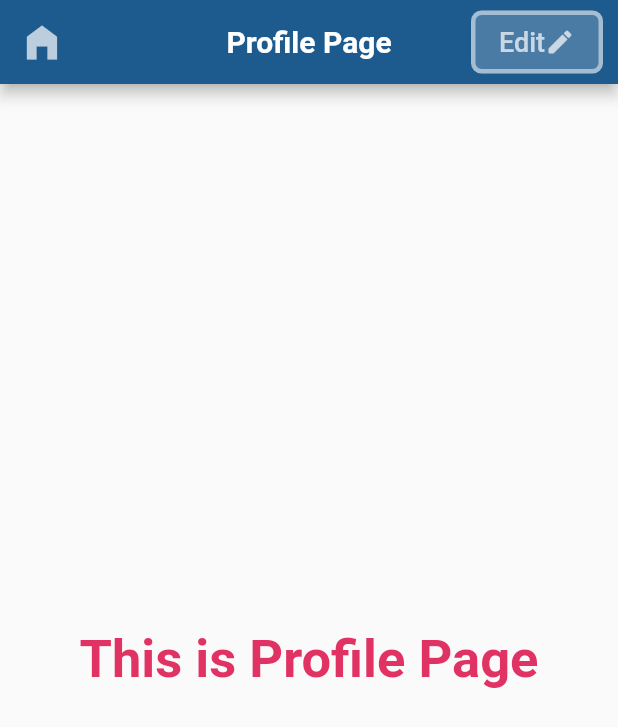
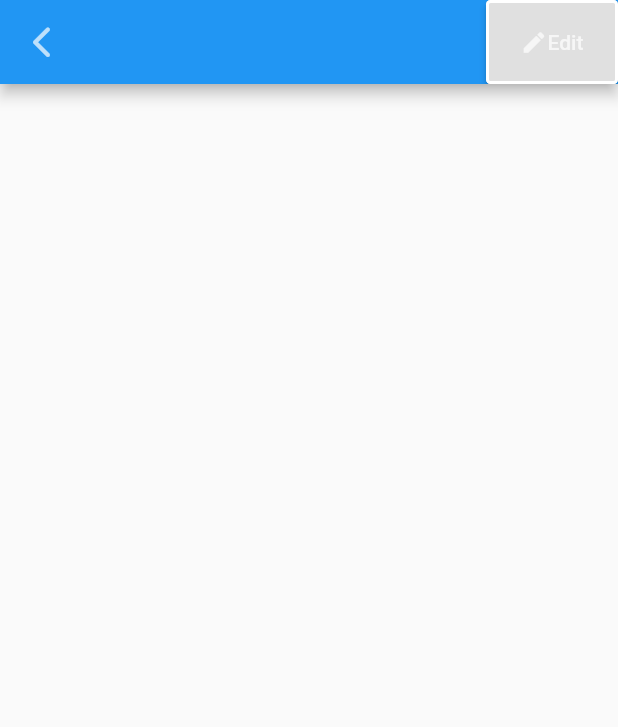
Before and after one commit to arman-arif/learing_flutter_and_dart, a Flutter app: the ProfilePage screen opened directly, on a phone screen of 412 x 824 dp. Shown: the top 727 px of the screen. Run offline on Flutter 3.47's test engine with Material 2 defaults, Android fonts, the phone set to English and light mode, and no system bars.

Commit message:
app bar complete

```diff
--- a/flutter_projects/second_app/lib/profile_page.dart
+++ b/flutter_projects/second_app/lib/profile_page.dart
@@ -1,7 +1,7 @@
 import 'package:flutter/material.dart';
 import 'package:flutter/cupertino.dart';
+import 'package:second_app/edit_profile.dart';
 import 'package:second_app/splash_screen.dart';
-import 'package:second_app/edit_profile.dart';
 
 class ProfilePage extends StatefulWidget {
   const ProfilePage({Key key}) : super(key: key);
@@ -15,17 +15,43 @@ class _ProfilePageState extends State<ProfilePage> {
   Widget build(BuildContext context) {
     return Scaffold(
       appBar: AppBar(
-        title: Text(
-          "Profile Page",
-          style: TextStyle(
-            color: Colors.white,
-            fontSize: 20,
-            fontWeight: FontWeight.w600,
+        actions: [
+          RaisedButton(
+            onPressed: () {
+              Navigator.push(
+                context,
+                MaterialPageRoute(
+                  builder: (context) => EditPage(),
+                ),
+              );
+            },
+            shape: RoundedRectangleBorder(
+              borderRadius: BorderRadius.circular(3),
+              side: BorderSide(
+                width: 2,
+                color: Colors.white,
+                style: BorderStyle.solid,
+              ),
+            ),
+            padding: EdgeInsets.symmetric(horizontal: 5, vertical: 3),
+            child: Row(
+              mainAxisAlignment: MainAxisAlignment.spaceAround,
+              children: [
+                Icon(
+                  Icons.create,
+                  size: 18,
+                  color: Colors.white70,
+                ),
+                Text(
+                  "Edit",
+                  style: TextStyle(
+                    color: Colors.white70,
+                  ),
+                )
+              ],
+            ),
           ),
-          textAlign: TextAlign.center,
-        ),
-        backgroundColor: Color.fromRGBO(29, 90, 141, 1),
-        centerTitle: true,
+        ],
         leading: IconButton(
           onPressed: () {
             Navigator.push(
@@ -35,66 +61,9 @@ class _ProfilePageState extends State<ProfilePage> {
               ),
             );
           },
-          icon: Icon(Icons.home_filled),
-          iconSize: 30,
+          icon: Icon(Icons.arrow_back_ios_rounded),
+          iconSize: 25,
           color: Colors.white70,
-        ),
-        actions: [
-          Container(
-            margin: EdgeInsets.only(
-              right: 10,
-            ),
-            child: Padding(
-              padding: const EdgeInsets.symmetric(
-                vertical: 7,
-              ),
-              child: FlatButton(
-                onPressed: () {
-                  Navigator.push(
-                    context,
-                    MaterialPageRoute(
-                      builder: (context) => EditPage(),
-                    ),
-                  );
-                },
-                shape: RoundedRectangleBorder(
-                  borderRadius: BorderRadius.circular(7),
-                  side: BorderSide(
-                    color: Color.fromRGBO(255, 255, 255, 0.5),
-                    width: 3,
-                  ),
-                ),
-                color: Color.fromRGBO(255, 255, 255, 0.2),
-                child: Row(
-                  mainAxisAlignment: MainAxisAlignment.spaceEvenly,
-                  children: [
-                    Text(
-                      "Edit",
-                      style: TextStyle(
-                        fontSize: 18,
-                        color: Colors.white70,
-                      ),
-                    ),
-                    Icon(
-                      Icons.create_rounded,
-                      size: 20,
-                      color: Colors.white70,
-                    ),
-                  ],
-                ),
-              ),
-            ),
-          ),
-        ],
-      ),
-      body: Center(
-        child: Text(
-          "This is Profile Page",
-          style: TextStyle(
-            fontSize: 35,
-            fontWeight: FontWeight.w600,
-            color: Color.fromRGBO(225, 50, 100, 1),
-          ),
         ),
       ),
     );
```
